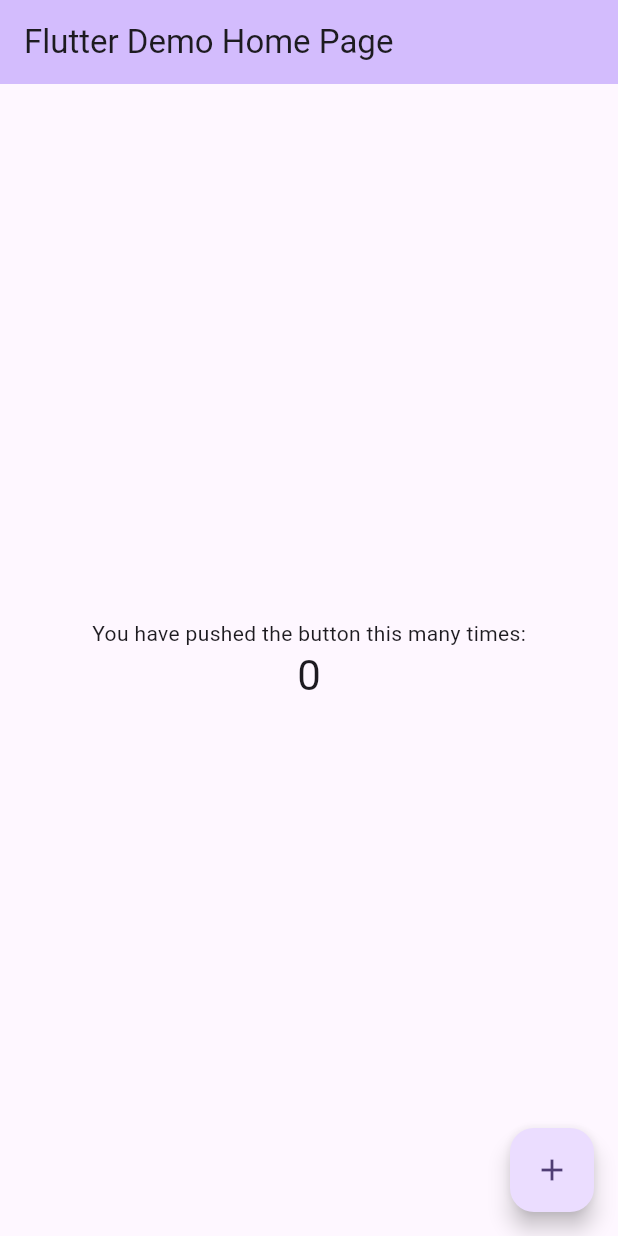
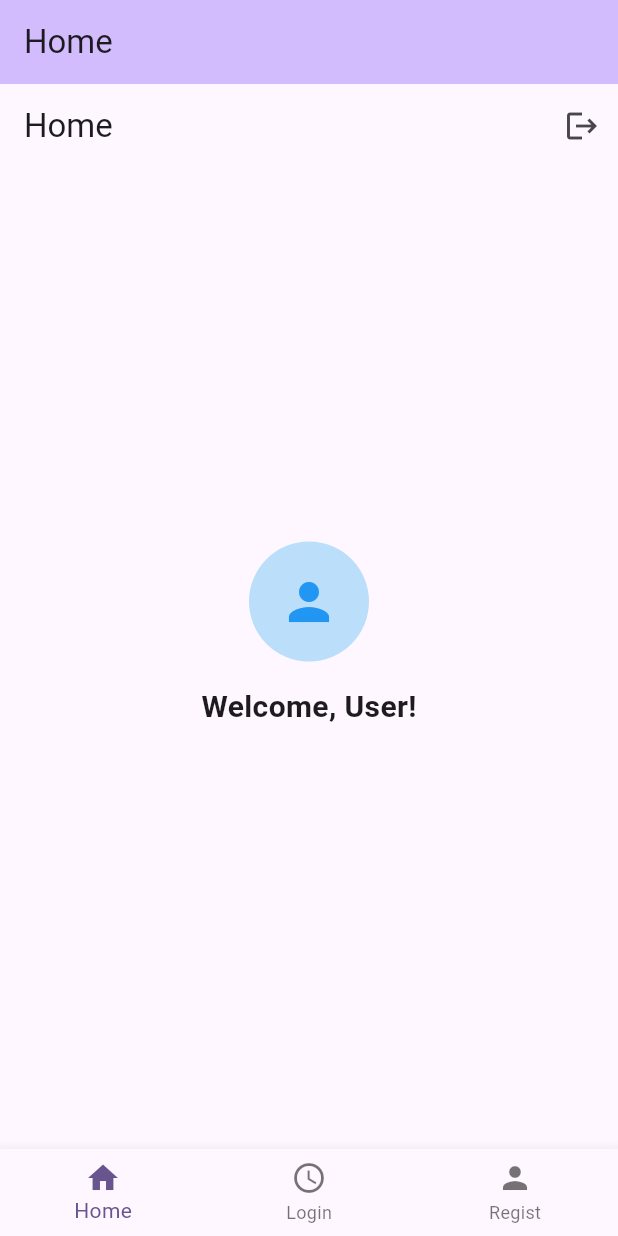
Before and after one commit to Myniv/community_report_app, a Flutter app: the screen it shows after launch, on a phone screen of 412 x 824 dp. Run offline on Flutter 3.47's test engine with Material 3 defaults, Android fonts, the phone set to English and light mode, and no system bars; our stand-ins replace cloud_firestore, firebase_auth, firebase_core, google_sign_in; accounts and stored records are empty.

Commit message:
Assign screen to routes, routes to main, and firebase initialize to main

```diff
--- a/lib/main.dart
+++ b/lib/main.dart
@@ -1,122 +1,97 @@
+import 'package:community_report_app/provider/auth_provider.dart';
+import 'package:community_report_app/provider/profileProvider.dart';
+import 'package:community_report_app/screens/auth/login_screen.dart';
+import 'package:community_report_app/screens/auth/register_screen.dart';
+import 'package:community_report_app/screens/home_screen.dart';
+import 'package:firebase_core/firebase_core.dart';
 import 'package:flutter/material.dart';
+import 'package:provider/provider.dart';
 
-void main() {
-  runApp(const MyApp());
+void main() async {
+  WidgetsFlutterBinding.ensureInitialized();
+
+  await Firebase.initializeApp(
+    options: FirebaseOptions(
+      projectId: 'communityreportapp', // Project ID
+      messagingSenderId: '309990585762', //Project Number
+      apiKey: 'AIzaSyCIOyUg9tFdXVxOGXiymgwkMbT7VBJnYmI', //Web API Key
+      appId: '1:309990585762:android:77d8627d31b4e72e51eefb',
+    ), // App ID
+  );
+
+  runApp(
+    MultiProvider(
+      providers: [
+        ChangeNotifierProvider(create: (_) => AuthProvider()),
+        ChangeNotifierProvider(create: (_) => ProfileProvider()),
+      ],
+      child: MainApp(),
+    ),
+  );
 }
 
-class MyApp extends StatelessWidget {
-  const MyApp({super.key});
+class MainApp extends StatelessWidget {
+  const MainApp({super.key});
 
-  // This widget is the root of your application.
   @override
   Widget build(BuildContext context) {
     return MaterialApp(
       title: 'Flutter Demo',
       theme: ThemeData(
-        // This is the theme of your application.
-        //
-        // TRY THIS: Try running your application with "flutter run". You'll see
-        // the application has a purple toolbar. Then, without quitting the app,
-        // try changing the seedColor in the colorScheme below to Colors.green
-        // and then invoke "hot reload" (save your changes or press the "hot
-        // reload" button in a Flutter-supported IDE, or press "r" if you used
-        // the command line to start the app).
-        //
-        // Notice that the counter didn't reset back to zero; the application
-        // state is not lost during the reload. To reset the state, use hot
-        // restart instead.
-        //
-        // This works for code too, not just values: Most code changes can be
-        // tested with just a hot reload.
         colorScheme: ColorScheme.fromSeed(seedColor: Colors.deepPurple),
       ),
-      home: const MyHomePage(title: 'Flutter Demo Home Page'),
+      home: MainScreen(),
     );
   }
 }
 
-class MyHomePage extends StatefulWidget {
-  const MyHomePage({super.key, required this.title});
-
-  // This widget is the home page of your application. It is stateful, meaning
-  // that it has a State object (defined below) that contains fields that affect
-  // how it looks.
-
-  // This class is the configuration for the state. It holds the values (in this
-  // case the title) provided by the parent (in this case the App widget) and
-  // used by the build method of the State. Fields in a Widget subclass are
-  // always marked "final".
-
-  final String title;
+class MainScreen extends StatefulWidget {
+  const MainScreen({super.key});
 
   @override
-  State<MyHomePage> createState() => _MyHomePageState();
+  State<MainScreen> createState() => _MainScreenState();
 }
 
-class _MyHomePageState extends State<MyHomePage> {
-  int _counter = 0;
+class _MainScreenState extends State<MainScreen> {
+  int _currentIndex = 0;
 
-  void _incrementCounter() {
+  void _changeTab(int index) {
     setState(() {
-      // This call to setState tells the Flutter framework that something has
-      // changed in this State, which causes it to rerun the build method below
-      // so that the display can reflect the updated values. If we changed
-      // _counter without calling setState(), then the build method would not be
-      // called again, and so nothing would appear to happen.
-      _counter++;
+      _currentIndex = index;
     });
   }
 
+  final List<String> _titleScreen = ["Home", "Login", "Regist"];
+  final List<IconData> _iconScreen = [
+    Icons.home,
+    Icons.access_time,
+    Icons.person,
+  ];
+
   @override
   Widget build(BuildContext context) {
-    // This method is rerun every time setState is called, for instance as done
-    // by the _incrementCounter method above.
-    //
-    // The Flutter framework has been optimized to make rerunning build methods
-    // fast, so that you can just rebuild anything that needs updating rather
-    // than having to individually change instances of widgets.
+    final List<Widget> _screens = [
+      HomeScreen(),
+      LoginScreen(),
+      RegisterScreen(),
+    ];
     return Scaffold(
       appBar: AppBar(
-        // TRY THIS: Try changing the color here to a specific color (to
-        // Colors.amber, perhaps?) and trigger a hot reload to see the AppBar
-        // change color while the other colors stay the same.
         backgroundColor: Theme.of(context).colorScheme.inversePrimary,
-        // Here we take the value from the MyHomePage object that was created by
-        // the App.build method, and use it to set our appbar title.
-        title: Text(widget.title),
+        title: Text(_titleScreen[_currentIndex]),
       ),
-      body: Center(
-        // Center is a layout widget. It takes a single child and positions it
-        // in the middle of the parent.
-        child: Column(
-          // Column is also a layout widget. It takes a list of children and
-          // arranges them vertically. By default, it sizes itself to fit its
-          // children horizontally, and tries to be as tall as its parent.
-          //
-          // Column has various properties to control how it sizes itself and
-          // how it positions its children. Here we use mainAxisAlignment to
-          // center the children vertically; the main axis here is the vertical
-          // axis because Columns are vertical (the cross axis would be
-          // horizontal).
-          //
-          // TRY THIS: Invoke "debug painting" (choose the "Toggle Debug Paint"
-          // action in the IDE, or press "p" in the console), to see the
-          // wireframe for each widget.
-          mainAxisAlignment: MainAxisAlignment.center,
-          children: <Widget>[
-            const Text('You have pushed the button this many times:'),
-            Text(
-              '$_counter',
-              style: Theme.of(context).textTheme.headlineMedium,
-            ),
-          ],
+      body: _screens[_currentIndex],
+      bottomNavigationBar: BottomNavigationBar(
+        currentIndex: _currentIndex,
+        items: List.generate(
+          _iconScreen.length,
+          (index) => BottomNavigationBarItem(
+            icon: Icon(_iconScreen[index]),
+            label: _titleScreen[index],
+          ),
         ),
+        onTap: _changeTab,
       ),
-      floatingActionButton: FloatingActionButton(
-        onPressed: _incrementCounter,
-        tooltip: 'Increment',
-        child: const Icon(Icons.add),
-      ), // This trailing comma makes auto-formatting nicer for build methods.
     );
   }
 }
--- /dev/null
+++ b/lib/routes.dart
@@ -0,0 +1,24 @@
+import 'package:community_report_app/screens/auth/login_screen.dart';
+import 'package:flutter/material.dart';
+
+class AppRoutes {
+  static const String home = '/';
+  static const String login = '/login';
+  static const String register = '/register';
+
+  static Route<dynamic> generateRoute(RouteSettings settings) {
+    // final args = settings.arguments;
+    switch (settings.name) {
+      case home:
+        return MaterialPageRoute(
+          builder: (_) => LoginScreen(),
+          settings: settings,
+        );
+      default:
+        return MaterialPageRoute(
+          builder: (_) => LoginScreen(),
+          settings: settings,
+        );
+    }
+  }
+}
--- /dev/null
+++ b/lib/screens/home_screen.dart
@@ -0,0 +1,59 @@
+import 'package:community_report_app/provider/auth_provider.dart';
+import 'package:flutter/material.dart';
+import 'package:provider/provider.dart';
+import '../routes.dart';
+
+class HomeScreen extends StatelessWidget {
+  const HomeScreen({super.key});
+
+  @override
+  Widget build(BuildContext context) {
+    final authProvider = Provider.of<AuthProvider>(context);
+    final user = authProvider.user;
+
+    return Scaffold(
+      appBar: AppBar(
+        title: const Text("Home"),
+        actions: [
+          IconButton(
+            icon: const Icon(Icons.logout),
+            onPressed: () async {
+              await authProvider.signOut();
+              if (context.mounted) {
+                Navigator.pushReplacementNamed(context, AppRoutes.login);
+              }
+            },
+          ),
+        ],
+      ),
+
+      body: Center(
+        child: Column(
+          mainAxisAlignment: MainAxisAlignment.center,
+          children: [
+            CircleAvatar(
+              radius: 40,
+              backgroundColor: Colors.blue.shade100,
+              backgroundImage: user?.photoURL != null
+                  ? NetworkImage(user!.photoURL!)
+                  : null,
+              child: user?.photoURL == null
+                  ? const Icon(Icons.person, size: 40, color: Colors.blue)
+                  : null,
+            ),
+            const SizedBox(height: 16),
+            Text(
+              "Welcome, ${user?.displayName ?? user?.email ?? 'User'}!",
+              style: const TextStyle(fontSize: 20, fontWeight: FontWeight.bold),
+            ),
+            const SizedBox(height: 8),
+            Text(
+              user?.email ?? '',
+              style: const TextStyle(fontSize: 16, color: Colors.grey),
+            ),
+          ],
+        ),
+      ),
+    );
+  }
+}
```
Also changed, not shown: 1 other file.
